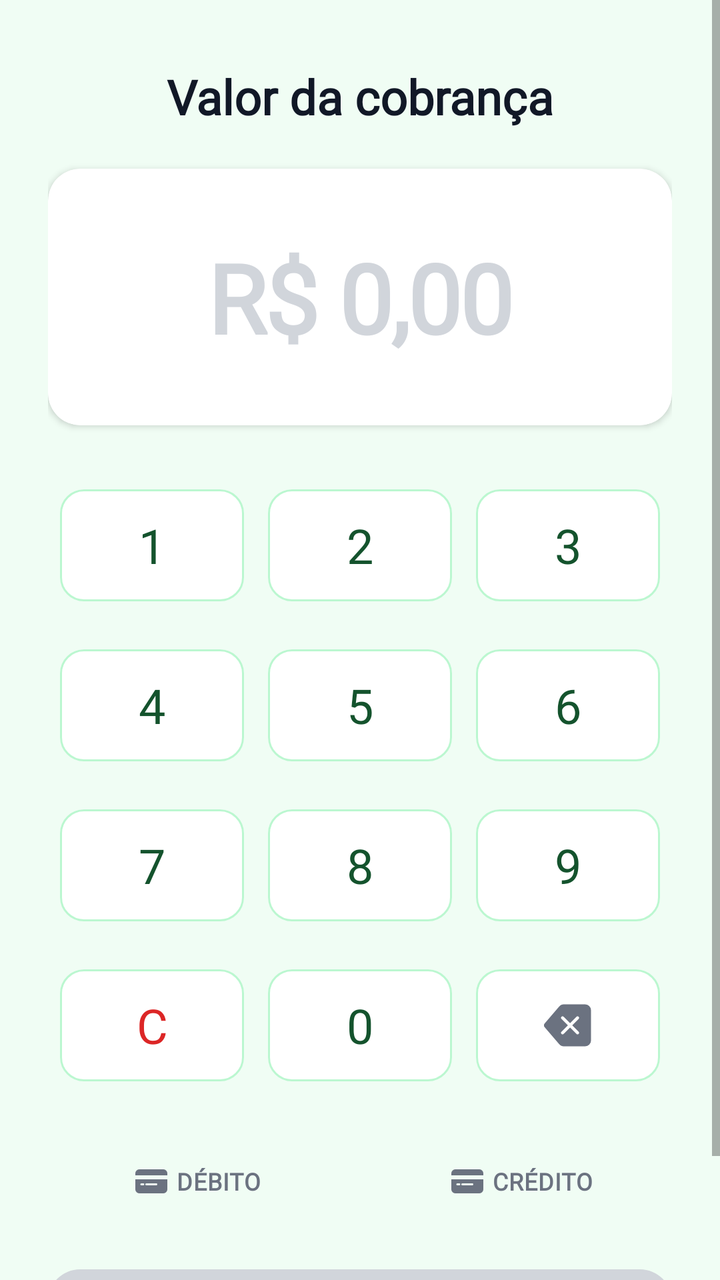
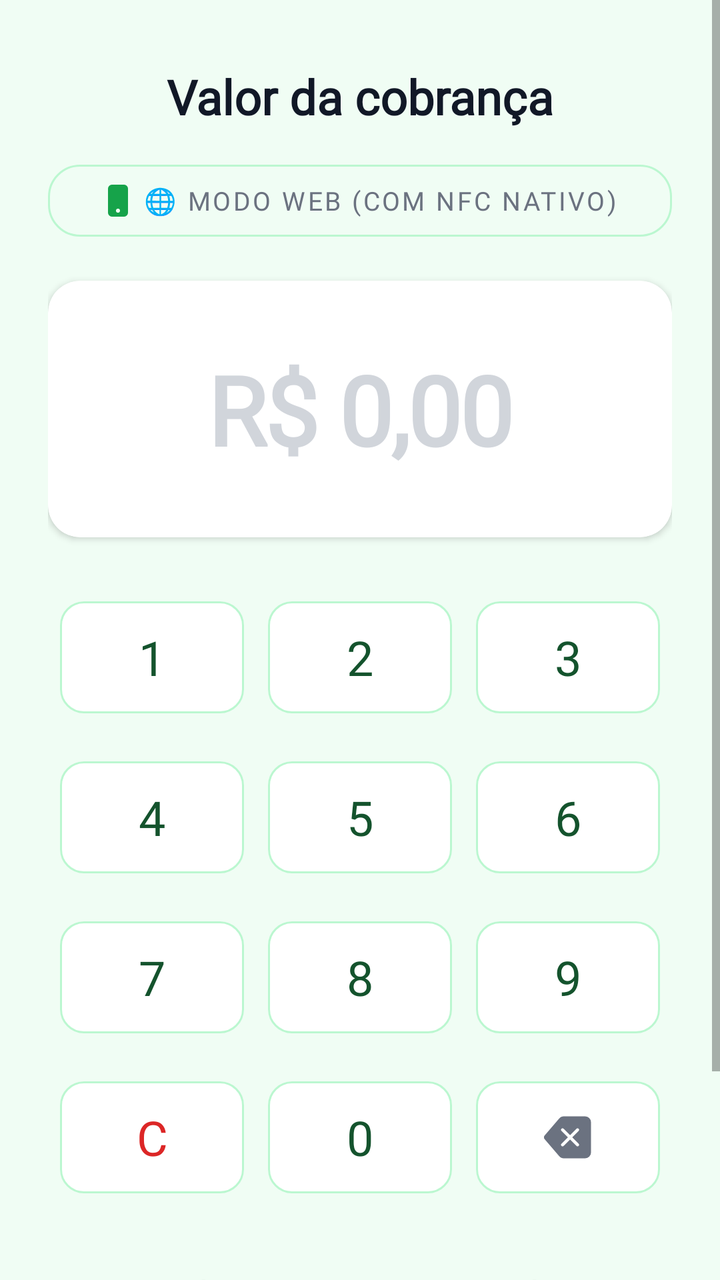

Compare the two renders of this Android layout. The source of the first and the diff that turns it into the second are given below.
<!-- AndroidManifest.xml: application theme Theme.TapOpenSource -->
<!-- res/layout/activity_main.xml -->
<?xml version="1.0" encoding="utf-8"?>
<FrameLayout xmlns:android="http://schemas.android.com/apk/res/android"
    xmlns:app="http://schemas.android.com/apk/res-auto"
    android:layout_width="match_parent"
    android:layout_height="match_parent"
    android:background="#f0fdf4">

    
    <ScrollView
        android:id="@+id/screen_amount"
        android:layout_width="match_parent"
        android:layout_height="match_parent"
        android:fillViewport="true">

        <LinearLayout
            android:layout_width="match_parent"
            android:layout_height="wrap_content"
            android:orientation="vertical"
            android:gravity="center_horizontal"
            android:padding="24dp">

            
            <TextView
                android:layout_width="wrap_content"
                android:layout_height="wrap_content"
                android:text="Valor da cobrança"
                android:textSize="24sp"
                android:textStyle="bold"
                android:fontFamily="@font/inter"
                android:textColor="#111827"
                android:layout_marginTop="8dp"
                android:layout_marginBottom="20dp"/>

            
            <androidx.cardview.widget.CardView
                android:layout_width="match_parent"
                android:layout_height="wrap_content"
                app:cardBackgroundColor="#ffffff"
                app:cardCornerRadius="16dp"
                app:cardElevation="2dp"
                app:strokeColor="#bbf7d0"
                app:strokeWidth="1dp"
                android:layout_marginBottom="20dp">

                <TextView
                    android:id="@+id/amount_value"
                    android:layout_width="match_parent"
                    android:layout_height="wrap_content"
                    android:text="R$ 0,00"
                    android:textSize="48sp"
                    android:textStyle="bold"
                    android:fontFamily="@font/inter"
                    android:textColor="#d1d5db"
                    android:gravity="center"
                    android:padding="32dp"
                    android:letterSpacing="-0.02"/>
            </androidx.cardview.widget.CardView>

            
            <GridLayout
                android:layout_width="match_parent"
                android:layout_height="wrap_content"
                android:columnCount="3"
                android:rowCount="4"
                android:layout_marginBottom="12dp">

                
                <com.google.android.material.button.MaterialButton
                    android:id="@+id/key1"
                    style="@style/Widget.TapOS.NumKey"
                    android:text="1"/>
                <com.google.android.material.button.MaterialButton
                    android:id="@+id/key2"
                    style="@style/Widget.TapOS.NumKey"
                    android:text="2"/>
                <com.google.android.material.button.MaterialButton
                    android:id="@+id/key3"
                    style="@style/Widget.TapOS.NumKey"
                    android:text="3"/>

                
                <com.google.android.material.button.MaterialButton
                    android:id="@+id/key4"
                    style="@style/Widget.TapOS.NumKey"
                    android:text="4"/>
                <com.google.android.material.button.MaterialButton
                    android:id="@+id/key5"
                    style="@style/Widget.TapOS.NumKey"
                    android:text="5"/>
                <com.google.android.material.button.MaterialButton
                    android:id="@+id/key6"
                    style="@style/Widget.TapOS.NumKey"
                    android:text="6"/>

                
                <com.google.android.material.button.MaterialButton
                    android:id="@+id/key7"
                    style="@style/Widget.TapOS.NumKey"
                    android:text="7"/>
                <com.google.android.material.button.MaterialButton
                    android:id="@+id/key8"
                    style="@style/Widget.TapOS.NumKey"
                    android:text="8"/>
                <com.google.android.material.button.MaterialButton
                    android:id="@+id/key9"
                    style="@style/Widget.TapOS.NumKey"
                    android:text="9"/>

                
                <com.google.android.material.button.MaterialButton
                    android:id="@+id/key_clear"
                    style="@style/Widget.TapOS.NumKey"
                    android:text="C"
                    android:textColor="#dc2626"/>
                <com.google.android.material.button.MaterialButton
                    android:id="@+id/key0"
                    style="@style/Widget.TapOS.NumKey"
                    android:text="0"/>
                <com.google.android.material.button.MaterialButton
                    android:id="@+id/key_backspace"
                    style="@style/Widget.TapOS.NumKey"
                    app:icon="@drawable/ic_backspace"
                    app:iconGravity="textStart"
                    app:iconTint="#6b7280"
                    app:iconPadding="0dp"/>
            </GridLayout>

            
            <LinearLayout
                android:layout_width="match_parent"
                android:layout_height="wrap_content"
                android:orientation="horizontal"
                android:layout_marginBottom="12dp">

                <com.google.android.material.button.MaterialButton
                    android:id="@+id/btn_debit"
                    style="@style/Widget.TapOS.ToggleBtn"
                    android:layout_width="0dp"
                    android:layout_weight="1"
                    android:layout_marginEnd="6dp"
                    android:text="DÉBITO"
                    android:textColor="@color/toggle_btn_text"
                    android:background="@drawable/toggle_btn_bg"
                    app:icon="@drawable/ic_credit_card"
                    app:iconGravity="textStart"
                    app:iconSize="16dp"
                    app:iconTint="@color/toggle_btn_icon"/>

                <com.google.android.material.button.MaterialButton
                    android:id="@+id/btn_credit"
                    style="@style/Widget.TapOS.ToggleBtn"
                    android:layout_width="0dp"
                    android:layout_weight="1"
                    android:layout_marginStart="6dp"
                    android:text="CRÉDITO"
                    android:textColor="@color/toggle_btn_text"
                    android:background="@drawable/toggle_btn_bg"
                    app:icon="@drawable/ic_credit_card"
                    app:iconGravity="textStart"
                    app:iconSize="16dp"
                    app:iconTint="@color/toggle_btn_icon"/>
            </LinearLayout>

            
            <com.google.android.material.button.MaterialButton
                android:id="@+id/btn_charge"
                style="@style/Widget.TapOS.PrimaryBtn"
                android:layout_width="match_parent"
                android:layout_height="56dp"
                android:text="Cobrar"
                android:enabled="false"/>

        </LinearLayout>
    </ScrollView>

    
    <LinearLayout
        android:id="@+id/screen_nfc"
        android:layout_width="match_parent"
        android:layout_height="match_parent"
        android:orientation="vertical"
        android:gravity="center"
        android:padding="24dp"
        android:visibility="gone">

        <TextView
            android:layout_width="wrap_content"
            android:layout_height="wrap_content"
            android:text="Aproxime o cartão"
            android:textSize="24sp"
            android:textStyle="bold"
            android:fontFamily="@font/inter"
            android:textColor="#111827"
            android:layout_marginBottom="32dp"/>

        <dev.tapopensource.app.ui.NfcPulseView
            android:id="@+id/nfc_pulse"
            android:layout_width="160dp"
            android:layout_height="160dp"
            android:layout_marginBottom="16dp"/>

        <TextView
            android:id="@+id/nfc_status"
            android:layout_width="wrap_content"
            android:layout_height="wrap_content"
            android:text="Aguardando leitura NFC..."
            android:textSize="14sp"
            android:fontFamily="@font/inter"
            android:textColor="#6b7280"
            android:gravity="center"
            android:layout_marginBottom="48dp"/>

        <com.google.android.material.button.MaterialButton
            android:id="@+id/btn_cancel_nfc"
            style="@style/Widget.TapOS.GhostBtn"
            android:layout_width="match_parent"
            android:layout_height="56dp"
            android:text="Cancelar"
            app:icon="@drawable/ic_x_circle"
            app:iconGravity="textStart"
            app:iconSize="18dp"/>
    </LinearLayout>

    
    <LinearLayout
        android:id="@+id/screen_processing"
        android:layout_width="match_parent"
        android:layout_height="match_parent"
        android:orientation="vertical"
        android:gravity="center"
        android:visibility="gone">

        <ProgressBar
            android:layout_width="52dp"
            android:layout_height="52dp"
            android:indeterminateTint="#16a34a"
            android:layout_marginBottom="20dp"/>

        <TextView
            android:layout_width="wrap_content"
            android:layout_height="wrap_content"
            android:text="Processando..."
            android:textSize="24sp"
            android:textStyle="bold"
            android:fontFamily="@font/inter"
            android:textColor="#111827"
            android:layout_marginBottom="8dp"/>

        <TextView
            android:layout_width="wrap_content"
            android:layout_height="wrap_content"
            android:text="Enviando ao gateway"
            android:textSize="14sp"
            android:fontFamily="@font/inter"
            android:textColor="#6b7280"/>
    </LinearLayout>

    
    <ScrollView
        android:id="@+id/screen_result"
        android:layout_width="match_parent"
        android:layout_height="match_parent"
        android:fillViewport="true"
        android:visibility="gone">

        <LinearLayout
            android:layout_width="match_parent"
            android:layout_height="wrap_content"
            android:orientation="vertical"
            android:gravity="center_horizontal"
            android:padding="24dp">

            <ImageView
                android:id="@+id/result_icon"
                android:layout_width="72dp"
                android:layout_height="72dp"
                android:layout_marginTop="32dp"
                android:layout_marginBottom="8dp"/>

            <TextView
                android:id="@+id/result_title"
                android:layout_width="wrap_content"
                android:layout_height="wrap_content"
                android:textSize="24sp"
                android:textStyle="bold"
                android:fontFamily="@font/inter"
                android:textColor="#111827"
                android:layout_marginBottom="8dp"/>

            <TextView
                android:id="@+id/result_message"
                android:layout_width="wrap_content"
                android:layout_height="wrap_content"
                android:textSize="14sp"
                android:fontFamily="@font/inter"
                android:textColor="#6b7280"
                android:gravity="center"
                android:layout_marginBottom="20dp"/>

            <androidx.cardview.widget.CardView
                android:id="@+id/result_details"
                android:layout_width="match_parent"
                android:layout_height="wrap_content"
                app:cardBackgroundColor="#ffffff"
                app:cardCornerRadius="16dp"
                app:cardElevation="2dp"
                app:strokeColor="#bbf7d0"
                app:strokeWidth="1dp"
                android:layout_marginBottom="20dp">

                <LinearLayout
                    android:layout_width="match_parent"
                    android:layout_height="wrap_content"
                    android:orientation="vertical"
                    android:padding="16dp">

                    <include android:id="@+id/row_amount" layout="@layout/result_row"/>
                    <include android:id="@+id/row_type"   layout="@layout/result_row"/>
                    <include android:id="@+id/row_auth"   layout="@layout/result_row"/>
                    <include android:id="@+id/row_txid"   layout="@layout/result_row"/>
                </LinearLayout>
            </androidx.cardview.widget.CardView>

            <com.google.android.material.button.MaterialButton
                android:id="@+id/btn_new_charge"
                style="@style/Widget.TapOS.PrimaryBtn"
                android:layout_width="match_parent"
                android:layout_height="56dp"
                android:text="Nova cobrança"/>
        </LinearLayout>
    </ScrollView>

</FrameLayout>
<!-- res/layout/result_row.xml (included above) -->
<?xml version="1.0" encoding="utf-8"?>
<LinearLayout xmlns:android="http://schemas.android.com/apk/res/android"
    android:layout_width="match_parent"
    android:layout_height="wrap_content"
    android:orientation="horizontal"
    android:layout_marginBottom="10dp">

    <TextView android:id="@+id/row_label"
        android:layout_width="0dp"
        android:layout_weight="1"
        android:layout_height="wrap_content"
        android:fontFamily="@font/inter"
        android:textColor="@color/muted"
        android:textSize="13sp"/>

    <TextView android:id="@+id/row_value"
        android:layout_width="wrap_content"
        android:layout_height="wrap_content"
        android:fontFamily="@font/jetbrains_mono"
        android:textColor="@color/text"
        android:textStyle="bold"
        android:textSize="13sp"/>
</LinearLayout>
<!-- resources referenced by this layout -->
<resources>
  <color name="muted">#6B7280</color>
  <color name="text">#14532D</color>
  <!-- drawable ic_credit_card (drawable) -->
  <?xml version="1.0" encoding="utf-8"?>
  <vector xmlns:android="http://schemas.android.com/apk/res/android"
      android:width="20dp" android:height="20dp"
      android:viewportWidth="16" android:viewportHeight="16">
      <path android:fillColor="@color/primary"
          android:pathData="M0,4a2,2 0,0 1,2 -2h12a2,2 0,0 1,2 2v1H0V4zM0,7h16v5a2,2 0,0 1,-2 2H2a2,2 0,0 1,-2 -2V7zM3,9a0.5,0.5 0,0 0,0 1h1a0.5,0.5 0,0 0,0 -1H3zM5.5,9a0.5,0.5 0,0 0,0 1h5a0.5,0.5 0,0 0,0 -1h-5z"/>
  </vector>
  <!-- drawable ic_x_circle (drawable) -->
  <?xml version="1.0" encoding="utf-8"?>
  <vector xmlns:android="http://schemas.android.com/apk/res/android"
      android:width="72dp" android:height="72dp"
      android:viewportWidth="16" android:viewportHeight="16">
      <path android:fillColor="@color/error"
          android:pathData="M16,8A8,8 0,1 1,0 8a8,8 0,0 1,16 0zM5.354,4.646a0.5,0.5 0,1 0,-0.708 0.708L7.293,8l-2.647,2.646a0.5,0.5 0,0 0,0.708 0.708L8,8.707l2.646,2.647a0.5,0.5 0,0 0,0.708 -0.708L8.707,8l2.647,-2.646a0.5,0.5 0,0 0,-0.708 -0.708L8,7.293 5.354,4.646z"/>
  </vector>
  <style name="Widget.TapOS.GhostBtn" parent="Widget.MaterialComponents.Button.OutlinedButton">
          <item name="strokeColor">#bbf7d0</item>
          <item name="android:textColor">#6b7280</item>
          <item name="fontFamily">@font/inter</item>
          <item name="android:textSize">15sp</item>
          <item name="cornerRadius">16dp</item>
          <item name="android:stateListAnimator">@null</item>
      </style>
  <style name="Widget.TapOS.PrimaryBtn" parent="Widget.MaterialComponents.Button">
          <item name="backgroundTint">@color/primary_btn_bg</item>
          <item name="android:textColor">#ffffff</item>
          <item name="android:textStyle">bold</item>
          <item name="fontFamily">@font/inter</item>
          <item name="android:textSize">16sp</item>
          <item name="android:letterSpacing">0.01</item>
          <item name="cornerRadius">16dp</item>
          <item name="android:stateListAnimator">@null</item>
          <item name="elevation">0dp</item>
      </style>
  <style name="Theme.TapOpenSource" parent="Theme.MaterialComponents.Light.NoActionBar">
          <item name="colorPrimary">#16a34a</item>
          <item name="colorPrimaryVariant">#16a34a</item>
          <item name="colorOnPrimary">#ffffff</item>
          <item name="android:windowBackground">#f0fdf4</item>
          <item name="android:statusBarColor">#f0fdf4</item>
          <item name="android:windowLightStatusBar">true</item>
          <item name="android:navigationBarColor">#f0fdf4</item>
          <item name="android:windowLightNavigationBar">true</item>
          <item name="android:textAppearance">@style/TextAppearance.TapOS.Base</item>
      </style>
  <color name="primary">#16A34A</color>
  <color name="error">#DC2626</color>
  <style name="TextAppearance.TapOS.Base" parent="TextAppearance.MaterialComponents.Body1">
          <item name="fontFamily">@font/inter</item>
          <item name="android:fontFamily">@font/inter</item>
      </style>
  <!-- unchanged entries left out for length: 4 -->
</resources>

<!-- the commit's change to res/layout/activity_main.xml (unified diff, before → after) -->
@@ -29,7 +29,20 @@
                 android:fontFamily="@font/inter"
                 android:textColor="#111827"
                 android:layout_marginTop="8dp"
-                android:layout_marginBottom="20dp"/>
+                android:layout_marginBottom="12dp"/>
+
+            
+            <com.google.android.material.button.MaterialButton
+                android:id="@+id/btn_web_mode"
+                style="@style/Widget.TapOS.GhostBtn"
+                android:layout_width="match_parent"
+                android:layout_height="48dp"
+                android:text="🌐 Modo Web (com NFC nativo)"
+                android:textSize="13sp"
+                android:layout_marginBottom="16dp"
+                app:icon="@drawable/ic_nfc"
+                app:iconGravity="textStart"
+                app:iconSize="16dp"/>
 
             
             <androidx.cardview.widget.CardView
<!-- resource entries referenced after the edit -->
@@ -9,6 +9,17 @@
       android:viewportWidth="16" android:viewportHeight="16">
       <path android:fillColor="@color/primary"
           android:pathData="M0,4a2,2 0,0 1,2 -2h12a2,2 0,0 1,2 2v1H0V4zM0,7h16v5a2,2 0,0 1,-2 2H2a2,2 0,0 1,-2 -2V7zM3,9a0.5,0.5 0,0 0,0 1h1a0.5,0.5 0,0 0,0 -1H3zM5.5,9a0.5,0.5 0,0 0,0 1h5a0.5,0.5 0,0 0,0 -1h-5z"/>
+  </vector>
+  <!-- drawable ic_nfc (drawable) -->
+  <?xml version="1.0" encoding="utf-8"?>
+  <vector xmlns:android="http://schemas.android.com/apk/res/android"
+      android:width="120dp"
+      android:height="120dp"
+      android:viewportWidth="16"
+      android:viewportHeight="16">
+      <path
+          android:fillColor="#16A34A"
+          android:pathData="M3,2a2,2 0,0 1,2 -2h6a2,2 0,0 1,2 2v12a2,2 0,0 1,-2 2H5a2,2 0,0 1,-2 -2V2zm6,11a1,1 0,1 0,-2 0,1 1,0 0,0 2,0z"/>
   </vector>
   <!-- drawable ic_x_circle (drawable) -->
   <?xml version="1.0" encoding="utf-8"?>
